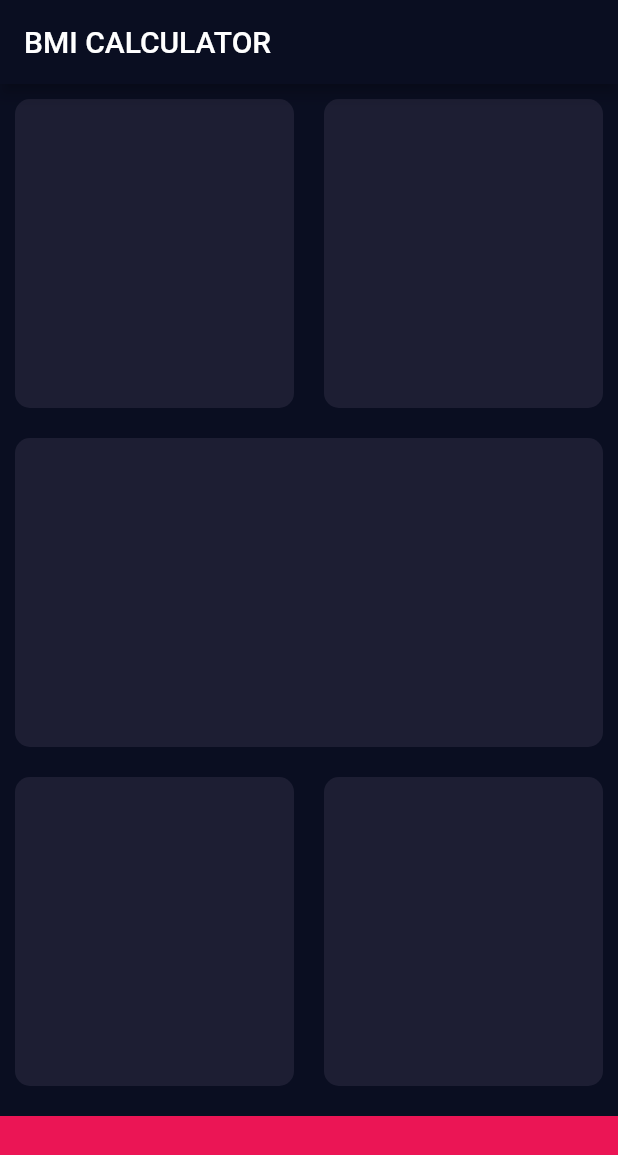
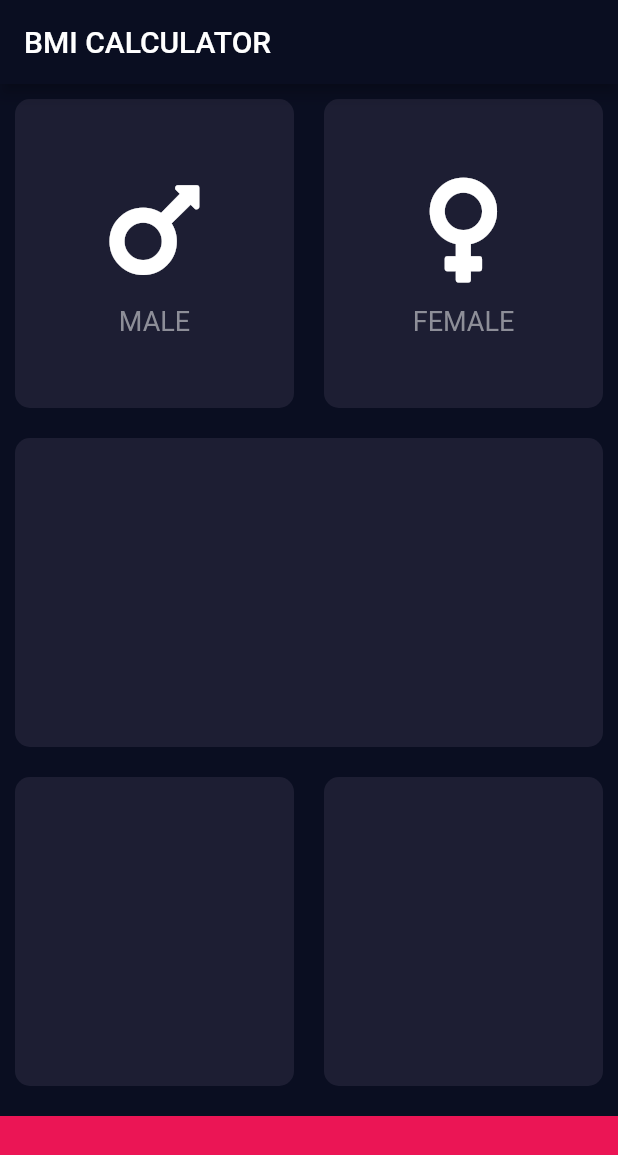
Before and after one commit to ezazulhaq/bmi_calculator_flutter, a Flutter app: the screen it shows after launch, on a phone screen of 412 x 824 dp. Shown: the top 1155 px of the screen. Run offline on Flutter 3.47's test engine with Material 2 defaults, Android fonts, the phone set to English and light mode, and no system bars; our stand-ins replace font_awesome_flutter.

Commit message:
Generate icon contents for Gander Containers

```diff
--- a/lib/input_page.dart
+++ b/lib/input_page.dart
@@ -4,6 +4,7 @@ import 'package:font_awesome_flutter/font_awesome_flutter.dart';
 const buttomButtonHeight = 80.0;
 const activeCardColor = Color(0xFF1D1E33);
 const buttomContainerColor = Color(0xFFEB1555);
+const ganderTextColor = Color(0xFF8D8E98);
 
 class InputPage extends StatefulWidget {
   @override
@@ -27,12 +28,20 @@ class _InputPageState extends State<InputPage> {
                   flex: 1,
                   child: ReusableCard(
                     colour: activeCardColor,
+                    childCard: IconContent(
+                      icon: FontAwesomeIcons.mars,
+                      label: 'MALE',
+                    ),
                   ),
                 ),
                 Expanded(
                   flex: 1,
                   child: ReusableCard(
                     colour: activeCardColor,
+                    childCard: IconContent(
+                      icon: FontAwesomeIcons.venus,
+                      label: 'FEMALE',
+                    ),
                   ),
                 ),
               ],
@@ -74,10 +83,42 @@ class _InputPageState extends State<InputPage> {
   }
 }
 
+class IconContent extends StatelessWidget {
+  IconContent({@required this.icon, this.label});
+
+  final IconData icon;
+  final String label;
+
+  @override
+  Widget build(BuildContext context) {
+    return Column(
+      mainAxisAlignment: MainAxisAlignment.center,
+      children: <Widget>[
+        Icon(
+          icon,
+          color: Colors.white,
+          size: 80.0,
+        ),
+        SizedBox(
+          height: 10.0,
+        ),
+        Text(
+          label,
+          style: TextStyle(
+            fontSize: 18.0,
+            color: ganderTextColor,
+          ),
+        )
+      ],
+    );
+  }
+}
+
 class ReusableCard extends StatelessWidget {
+  ReusableCard({@required this.colour, this.childCard});
+
   final Color colour;
-
-  ReusableCard({@required this.colour});
+  final Widget childCard;
 
   @override
   Widget build(BuildContext context) {
@@ -87,6 +128,7 @@ class ReusableCard extends StatelessWidget {
         color: colour,
         borderRadius: BorderRadius.circular(10.0),
       ),
+      child: childCard,
     );
   }
 }
```
